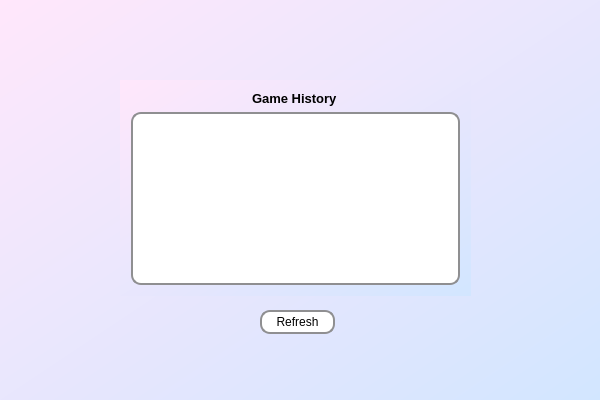
codralexandra/ProjectModernCpp-Particular-Science, file Skribbl App/ClientGUI/profilewindow.ui: the form before one commit.
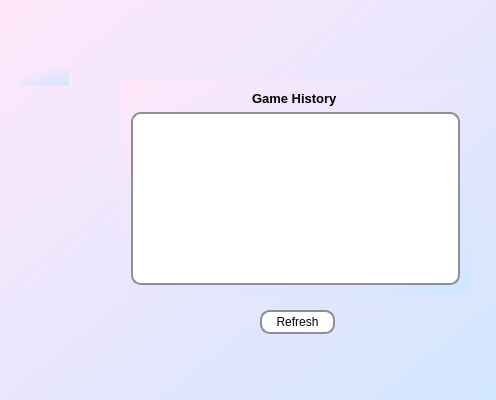
The form after the commit.

Commit message: Added Average Score to Profile page

The edit to the form file:
```diff
--- a/Skribbl App/ClientGUI/profilewindow.ui
+++ b/Skribbl App/ClientGUI/profilewindow.ui
@@ -6,7 +6,7 @@
    <rect>
     <x>0</x>
     <y>0</y>
-    <width>600</width>
+    <width>496</width>
     <height>400</height>
    </rect>
   </property>
@@ -87,6 +87,19 @@
     <string>Refresh</string>
    </property>
   </widget>
+  <widget class="QLabel" name="averageScore">
+   <property name="geometry">
+    <rect>
+     <x>20</x>
+     <y>70</y>
+     <width>49</width>
+     <height>16</height>
+    </rect>
+   </property>
+   <property name="text">
+    <string/>
+   </property>
+  </widget>
  </widget>
  <layoutdefault spacing="6" margin="11"/>
  <resources/>
```
The commit also changes 2 other files.
